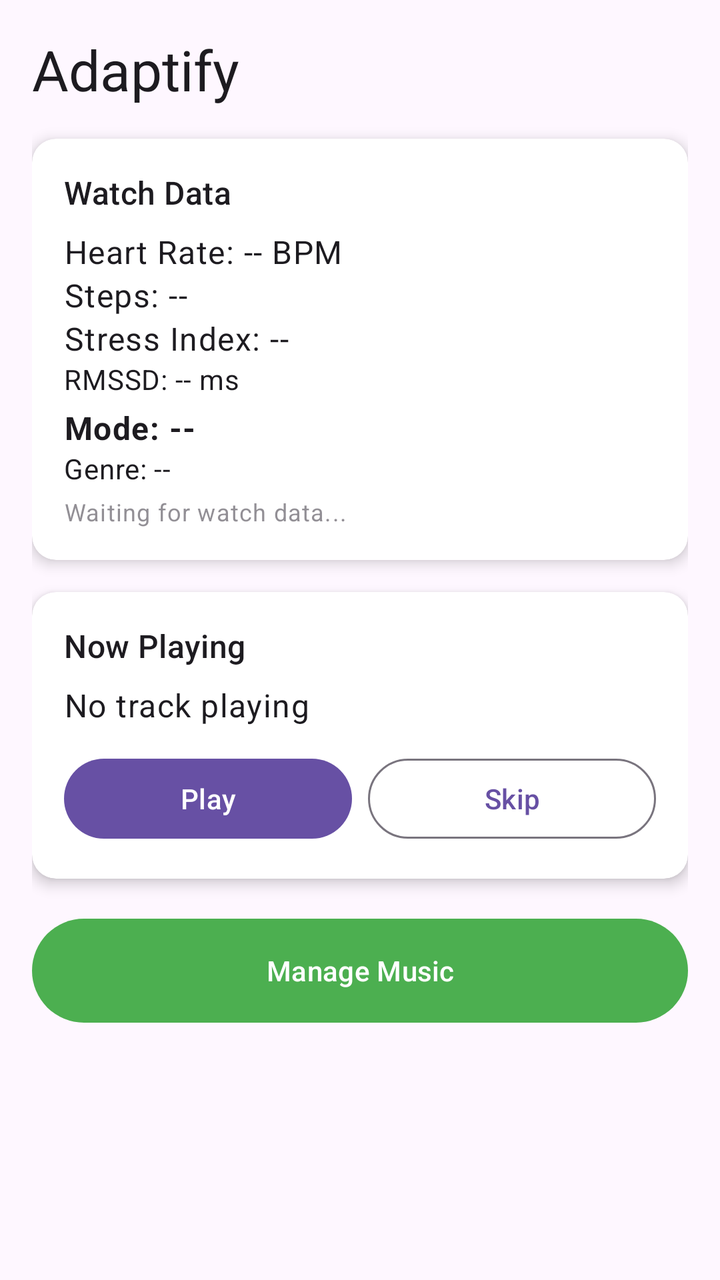
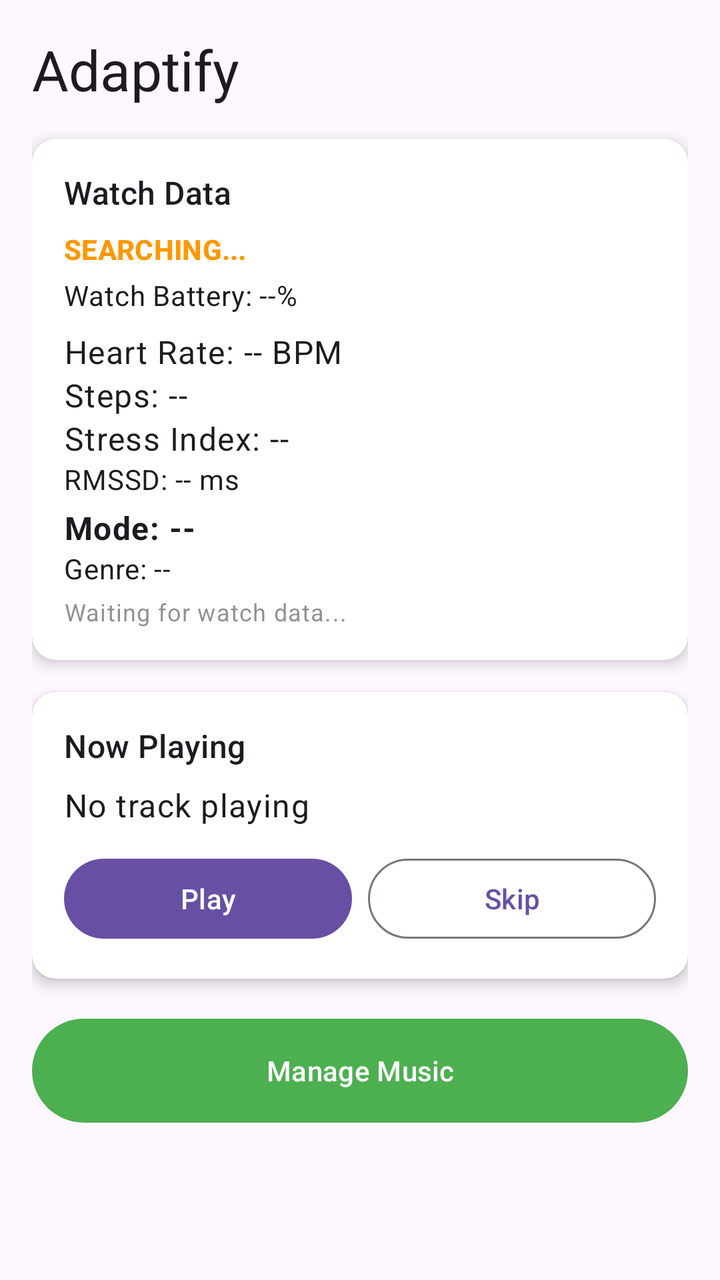

The first picture is an Android layout as it rendered before a commit; the second is the same layout after the commit. The layout source and the unified diff follow.
<!-- AndroidManifest.xml: application theme Theme.AdaptifyWearOs -->
<!-- res/layout/activity_main.xml -->
<?xml version="1.0" encoding="utf-8"?>
<ScrollView xmlns:android="http://schemas.android.com/apk/res/android"
    xmlns:app="http://schemas.android.com/apk/res-auto"
    android:id="@+id/main"
    android:layout_width="match_parent"
    android:layout_height="match_parent"
    android:fillViewport="true">

    <LinearLayout
        android:layout_width="match_parent"
        android:layout_height="wrap_content"
        android:orientation="vertical"
        android:padding="16dp">

        <TextView
            android:layout_width="wrap_content"
            android:layout_height="wrap_content"
            android:text="Adaptify"
            android:textAppearance="?attr/textAppearanceHeadlineMedium"
            android:layout_marginBottom="16dp" />

        
        <androidx.cardview.widget.CardView
            android:layout_width="match_parent"
            android:layout_height="wrap_content"
            android:layout_marginBottom="16dp"
            app:cardCornerRadius="12dp"
            app:cardElevation="4dp">

            <LinearLayout
                android:layout_width="match_parent"
                android:layout_height="wrap_content"
                android:orientation="vertical"
                android:padding="16dp">

                <TextView
                    android:layout_width="wrap_content"
                    android:layout_height="wrap_content"
                    android:text="Watch Data"
                    android:textAppearance="?attr/textAppearanceTitleMedium"
                    android:layout_marginBottom="8dp" />

                <TextView
                    android:id="@+id/tvHeartRate"
                    android:layout_width="match_parent"
                    android:layout_height="wrap_content"
                    android:text="Heart Rate: -- BPM"
                    android:textAppearance="?attr/textAppearanceBodyLarge" />

                <TextView
                    android:id="@+id/tvSteps"
                    android:layout_width="match_parent"
                    android:layout_height="wrap_content"
                    android:text="Steps: --"
                    android:textAppearance="?attr/textAppearanceBodyLarge" />

                <TextView
                    android:id="@+id/tvStressIndex"
                    android:layout_width="match_parent"
                    android:layout_height="wrap_content"
                    android:text="Stress Index: --"
                    android:textAppearance="?attr/textAppearanceBodyLarge" />

                <TextView
                    android:id="@+id/tvRmssd"
                    android:layout_width="match_parent"
                    android:layout_height="wrap_content"
                    android:text="RMSSD: -- ms"
                    android:textAppearance="?attr/textAppearanceBodyMedium" />

                <TextView
                    android:id="@+id/tvActivityMode"
                    android:layout_width="match_parent"
                    android:layout_height="wrap_content"
                    android:text="Mode: --"
                    android:textAppearance="?attr/textAppearanceBodyLarge"
                    android:textStyle="bold"
                    android:layout_marginTop="4dp" />

                <TextView
                    android:id="@+id/tvGenre"
                    android:layout_width="match_parent"
                    android:layout_height="wrap_content"
                    android:text="Genre: --"
                    android:textAppearance="?attr/textAppearanceBodyMedium" />

                <TextView
                    android:id="@+id/tvLastUpdated"
                    android:layout_width="match_parent"
                    android:layout_height="wrap_content"
                    android:text="Waiting for watch data..."
                    android:textAppearance="?attr/textAppearanceBodySmall"
                    android:alpha="0.6"
                    android:layout_marginTop="4dp" />

            </LinearLayout>
        </androidx.cardview.widget.CardView>

        
        <androidx.cardview.widget.CardView
            android:layout_width="match_parent"
            android:layout_height="wrap_content"
            android:layout_marginBottom="16dp"
            app:cardCornerRadius="12dp"
            app:cardElevation="4dp">

            <LinearLayout
                android:layout_width="match_parent"
                android:layout_height="wrap_content"
                android:orientation="vertical"
                android:padding="16dp">

                <TextView
                    android:layout_width="wrap_content"
                    android:layout_height="wrap_content"
                    android:text="Now Playing"
                    android:textAppearance="?attr/textAppearanceTitleMedium"
                    android:layout_marginBottom="8dp" />

                <TextView
                    android:id="@+id/tvCurrentTrack"
                    android:layout_width="match_parent"
                    android:layout_height="wrap_content"
                    android:text="No track playing"
                    android:textAppearance="?attr/textAppearanceBodyLarge"
                    android:ellipsize="end"
                    android:maxLines="1"
                    android:layout_marginBottom="12dp" />

                <LinearLayout
                    android:layout_width="match_parent"
                    android:layout_height="wrap_content"
                    android:orientation="horizontal">

                    <com.google.android.material.button.MaterialButton
                        android:id="@+id/btnPlayPause"
                        android:layout_width="0dp"
                        android:layout_height="wrap_content"
                        android:layout_weight="1"
                        android:text="Play"
                        android:layout_marginEnd="8dp" />

                    <com.google.android.material.button.MaterialButton
                        android:id="@+id/btnSkip"
                        style="@style/Widget.Material3.Button.OutlinedButton"
                        android:layout_width="0dp"
                        android:layout_height="wrap_content"
                        android:layout_weight="1"
                        android:text="Skip" />

                </LinearLayout>
            </LinearLayout>
        </androidx.cardview.widget.CardView>

        
        <com.google.android.material.button.MaterialButton
            android:id="@+id/btnManageMusic"
            android:layout_width="match_parent"
            android:layout_height="60dp"
            android:text="Manage Music"
            android:textColor="@android:color/white"
            app:backgroundTint="#4CAF50" />

    </LinearLayout>
</ScrollView>
<!-- resources referenced by this layout -->
<resources>
  <style name="Theme.AdaptifyWearOs" parent="Base.Theme.AdaptifyWearOs" />
  <style name="Base.Theme.AdaptifyWearOs" parent="Theme.Material3.DayNight.NoActionBar">
          
          
      </style>
</resources>

<!-- the commit's change to res/layout/activity_main.xml (unified diff, before → after) -->
@@ -38,6 +38,24 @@
                     android:layout_height="wrap_content"
                     android:text="Watch Data"
                     android:textAppearance="?attr/textAppearanceTitleMedium"
+                    android:layout_marginBottom="8dp" />
+
+                <TextView
+                    android:id="@+id/tvConnectionStatus"
+                    android:layout_width="match_parent"
+                    android:layout_height="wrap_content"
+                    android:text="SEARCHING..."
+                    android:textAppearance="?attr/textAppearanceLabelLarge"
+                    android:textColor="#FF9800"
+                    android:textStyle="bold"
+                    android:layout_marginBottom="4dp" />
+
+                <TextView
+                    android:id="@+id/tvBattery"
+                    android:layout_width="match_parent"
+                    android:layout_height="wrap_content"
+                    android:text="Watch Battery: --%"
+                    android:textAppearance="?attr/textAppearanceBodyMedium"
                     android:layout_marginBottom="8dp" />
 
                 <TextView
